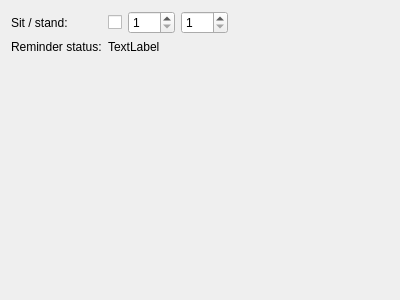
Before: the Qt Designer form src/linakdeskapp/ui/app_settings_widget.ui in anetczuk/LinakDeskApp, drawn with Qt 5.
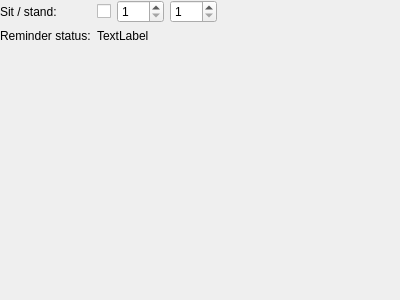
After: the same form once the commit is applied.

Commit message: Store window geometry and state

```diff
--- a/src/linakdeskapp/ui/app_settings_widget.ui
+++ b/src/linakdeskapp/ui/app_settings_widget.ui
@@ -17,6 +17,18 @@
    <property name="fieldGrowthPolicy">
     <enum>QFormLayout::AllNonFixedFieldsGrow</enum>
    </property>
+   <property name="leftMargin">
+    <number>0</number>
+   </property>
+   <property name="topMargin">
+    <number>0</number>
+   </property>
+   <property name="rightMargin">
+    <number>0</number>
+   </property>
+   <property name="bottomMargin">
+    <number>0</number>
+   </property>
    <item row="0" column="0">
     <widget class="QLabel" name="reminderText">
      <property name="text">
```
The commit also changes 3 other files.
